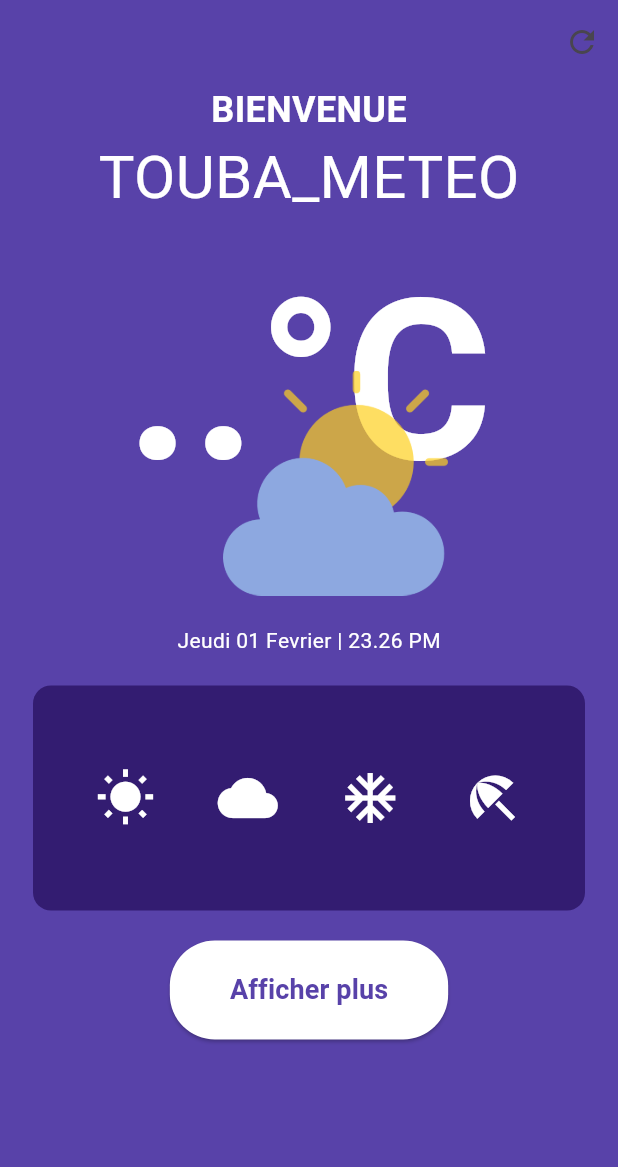
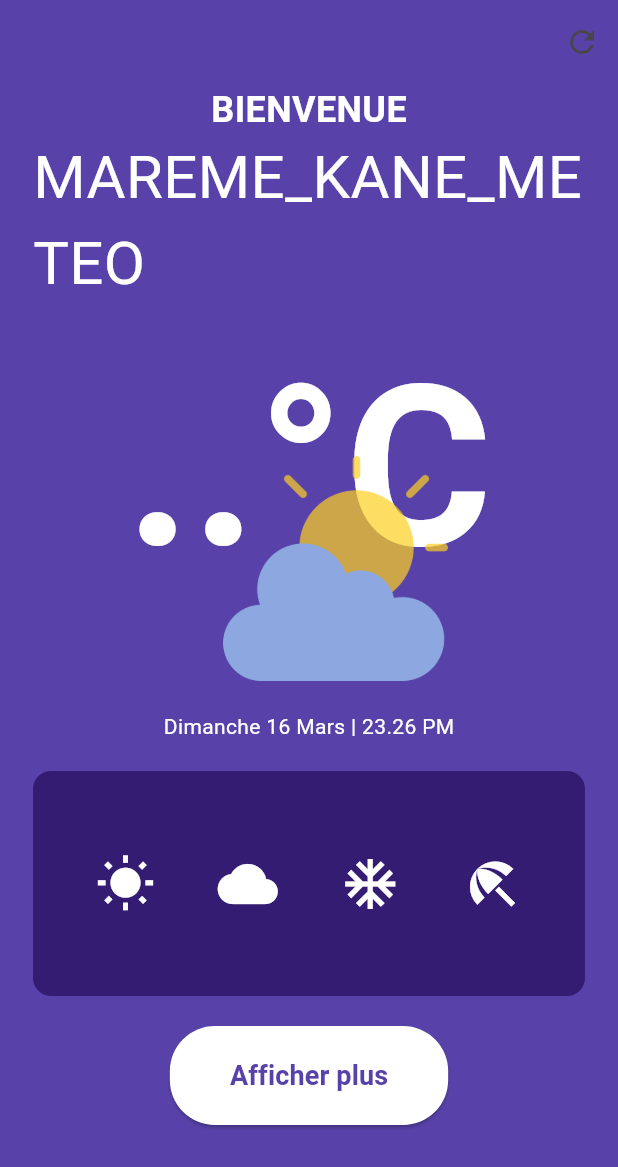
Before and after one commit to Mareme-kane/flutter, a Flutter app: the screen it shows after launch, on a phone screen of 412 x 824 dp. Shown: the top 1167 px of the screen. Run offline on Flutter 3.47's test engine with Material 3 defaults, Android fonts, the phone set to English and light mode, and no system bars.

Commit message:
Votre message de commit ici

```diff
--- a/lib/pages/HomePage.dart
+++ b/lib/pages/HomePage.dart
@@ -107,7 +107,7 @@ class _WeatherPageState extends State<Meteo> {
   Widget build(BuildContext context) {
     return Scaffold(
       appBar: AppBar(
-        title: Text('Touba_Meteo'),
+        title: Text('MAREME_KANE_METEO'),
       ),
       body: Stack(
         children: [
--- a/lib/pages/bvn.dart
+++ b/lib/pages/bvn.dart
@@ -39,7 +39,7 @@ class _WelcomePageState extends State<WelcomePage> {
                 ),
               ),
               Text(
-                'TOUBA_METEO',
+                'MAREME_KANE_METEO',
                 style: TextStyle(
                   color: Colors.white,
                   fontSize: 40,
@@ -69,7 +69,7 @@ class _WelcomePageState extends State<WelcomePage> {
               ),
               const SizedBox(height: 20),
               const Text(
-                'Jeudi 01 Fevrier | 23.26 PM',
+                'Dimanche 16 Mars | 23.26 PM',
                 style: TextStyle(
                   color: Colors.white,
                 ),
@@ -120,7 +120,7 @@ class _WelcomePageState extends State<WelcomePage> {
                 },
                 style: ElevatedButton.styleFrom(
                   padding: EdgeInsets.symmetric(horizontal: 40, vertical: 20),
-                  primary: Colors.white,
+                  backgroundColor: Colors.white,
                   shape: RoundedRectangleBorder(
                     borderRadius: BorderRadius.circular(30),
                   ),
```
Also changed, not shown: pubspec.yaml (+8 -3 lines), pubspec.lock.
